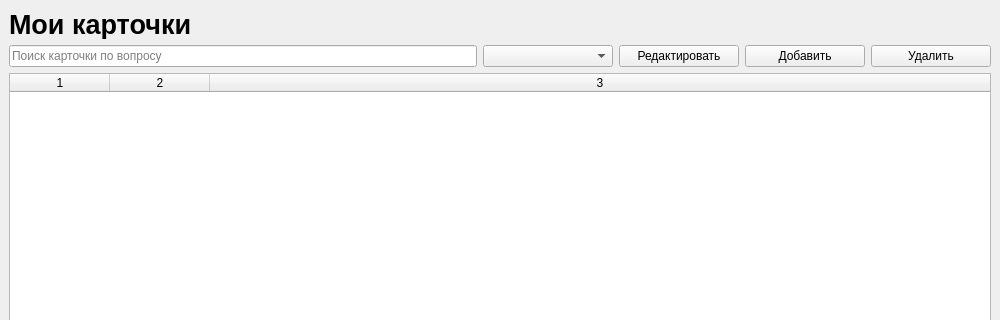
Before: the Qt Designer form ui/cards_page.ui in roms140/PyQt_project, drawn with Qt 5; both pictures show x 0 to 1000 and y 0 to 320 of the 1000 by 600 pixel window.
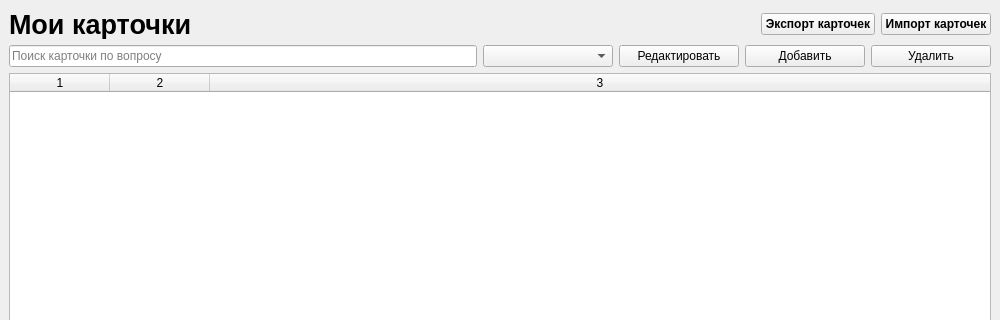
After: the same form once the commit is applied.

Commit message: Add CSV export for flashcards

```diff
--- a/ui/cards_page.ui
+++ b/ui/cards_page.ui
@@ -14,7 +14,9 @@
    <string>MainWindow</string>
   </property>
   <widget class="QWidget" name="centralwidget">
-   <layout class="QVBoxLayout" name="verticalLayout" stretch="1,1,10">
+   <layout class="QVBoxLayout" name="verticalLayout" stretch="0,1,10">
+    <item>
+     <layout class="QHBoxLayout" name="horizontalLayout_2">
     <item>
      <widget class="QLabel" name="titleLabel">
       <property name="maximumSize">
@@ -26,7 +28,6 @@
       <property name="font">
        <font>
         <pointsize>20</pointsize>
-        <italic>false</italic>
         <bold>true</bold>
        </font>
       </property>
@@ -34,6 +35,45 @@
        <string>Мои карточки</string>
       </property>
      </widget>
+      </item>
+      <item>
+       <spacer name="horizontalSpacer">
+        <property name="orientation">
+         <enum>Qt::Orientation::Horizontal</enum>
+        </property>
+        <property name="sizeHint" stdset="0">
+         <size>
+          <width>40</width>
+          <height>20</height>
+         </size>
+        </property>
+       </spacer>
+      </item>
+      <item>
+       <widget class="QPushButton" name="exportCardsButton">
+        <property name="font">
+         <font>
+          <bold>true</bold>
+         </font>
+        </property>
+        <property name="text">
+         <string>Экспорт карточек</string>
+        </property>
+       </widget>
+      </item>
+      <item>
+       <widget class="QPushButton" name="importCardsButton">
+        <property name="font">
+         <font>
+          <bold>true</bold>
+         </font>
+        </property>
+        <property name="text">
+         <string>Импорт карточек</string>
+        </property>
+       </widget>
+      </item>
+     </layout>
     </item>
     <item>
      <layout class="QHBoxLayout" name="horizontalLayout">
```
Lines whose indentation alone changed are shown as unchanged. The commit also changes 4 other files.
